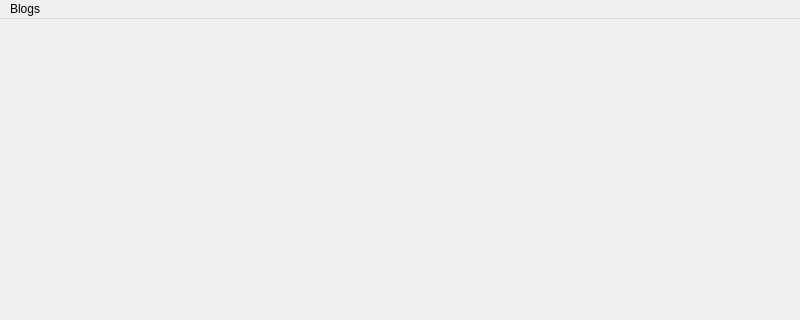
Before: the Qt Designer form EGUI/lab1/blogsview.ui in kuchyx/WUT_Computer_Science, drawn with Qt 5; both pictures show x 0 to 800 and y 0 to 320 of the 800 by 600 pixel window.
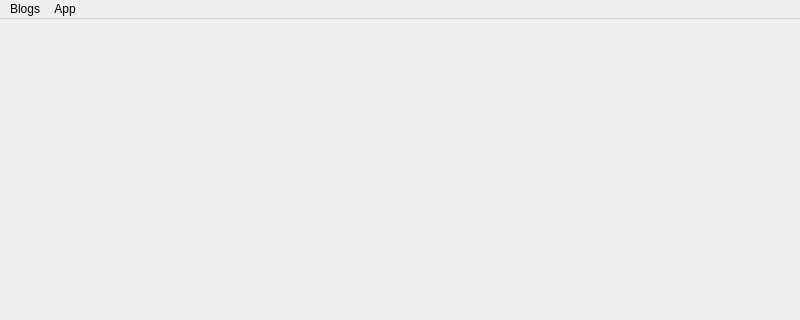
After: the same form once the commit is applied.

```diff
--- a/EGUI/lab1/blogsview.ui
+++ b/EGUI/lab1/blogsview.ui
@@ -34,10 +34,15 @@
      <string>Blogs</string>
     </property>
     <addaction name="actionCreate_new_Blog_entry"/>
-    <addaction name="actionDelete_blog_entry"/>
-    <addaction name="actionEdit_blog_entry"/>
+   </widget>
+   <widget class="QMenu" name="menuExit">
+    <property name="title">
+     <string>App</string>
+    </property>
+    <addaction name="actionExit"/>
    </widget>
    <addaction name="menuManageBlogEntires"/>
+   <addaction name="menuExit"/>
   </widget>
   <widget class="QStatusBar" name="statusbar"/>
   <action name="actionCreate_new_Blog_entry">
```
Left out of the diff: 11 changed lines with no effect on the pictures.
